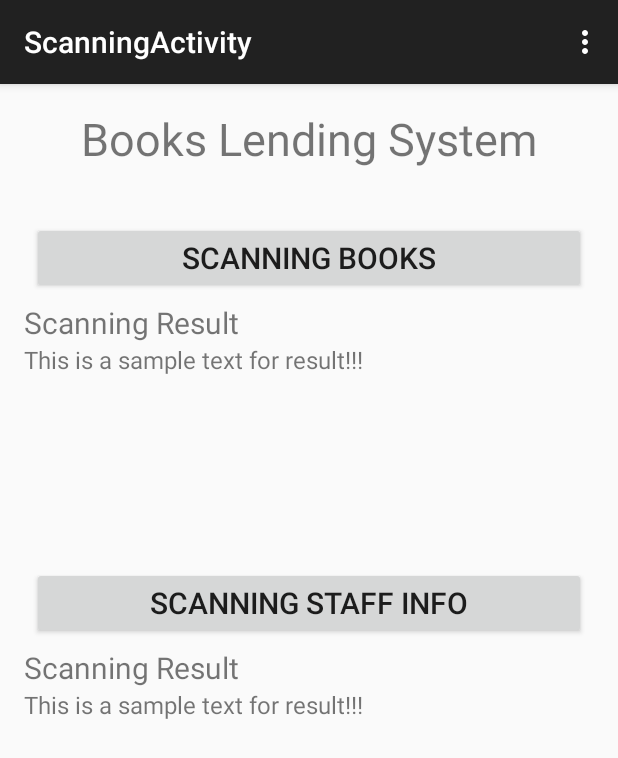
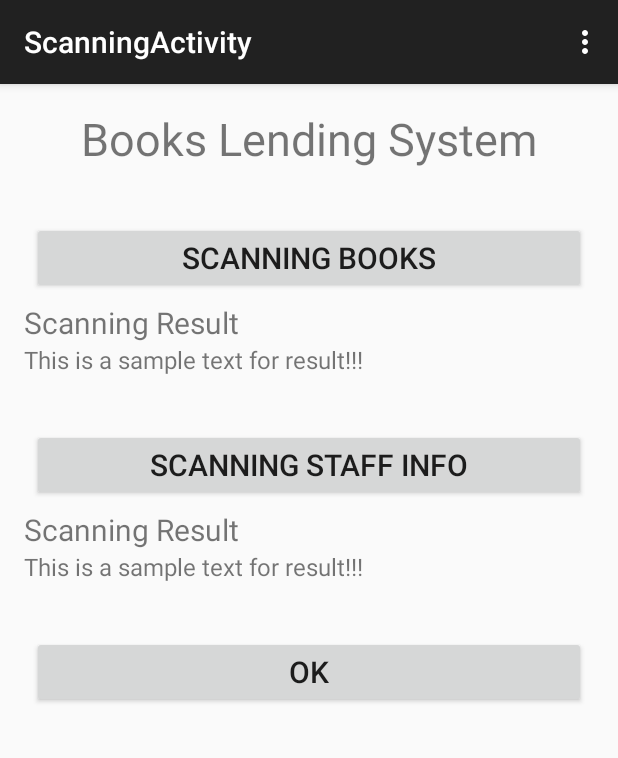
Before and after one commit to tancolo/wosaosao, an Android app: the ScanningActivity screen opened directly, with no data from a screen before it, on a phone screen of 412 x 824 dp. Shown: the top 758 px of the screen. Run offline under Robolectric (Android 15) with nearby library versions, the light colour scheme and no system bars.

Commit message:
change the function about class ScanningActivity.java

```diff
--- a/Wosaosao/app/src/main/java/com/ckt/shrimp/utils/BookUtil.java
+++ b/Wosaosao/app/src/main/java/com/ckt/shrimp/utils/BookUtil.java
@@ -30,6 +30,10 @@ public class BookUtil {
 
    public static final int RETURN_ERROR = -1;
    public static final int RETURN_OK = 1;
+   public static final int RESULT_ISBN = 1;
+   public static final int RESULT_STUFF = 2;
+    public static final String ISBN_START_STR = "978";
+
     /**
      * 请求某个url上的图片资源
      * @param String bmurl
--- a/Wosaosao/app/src/main/java/com/ckt/shrimp/wosaosao/ScanningActivity.java
+++ b/Wosaosao/app/src/main/java/com/ckt/shrimp/wosaosao/ScanningActivity.java
@@ -3,7 +3,7 @@ package com.ckt.shrimp.wosaosao;
 /** Now, this class is only use to scan ISBN and two-dimension code of staff.
  * But don't connect internet, only search info in Date base.
  * If you want to see the process of searching ISBN info by internet, Pls see @BooksPutIn.java.
- *
+ * And the 2d code don't use internet and DB.
  */
 import android.app.ProgressDialog;
 import android.os.Handler;
@@ -24,15 +24,15 @@ import com.ckt.shrimp.utils.*;
 
 
 public class ScanningActivity extends ActionBarActivity implements View.OnClickListener {
-    private Button mButtonScanISbn;
-    private Button mButtonScanStuff;
+    private Button mButtonScanISbn = null;
+    private Button mButtonScanStuff = null;
+    private Button mButtonOK = null;
 
-    private TextView mTextScanIsbn;
-    private TextView mTextScanStuff;
+    private TextView mTextScanIsbn = null;
+    private TextView mTextScanStaff = null;
+    private Book mBorrowedBookInfo = new Book();
 
     private static final String TAG = "DEBUG_SAO";
-
-    private ProgressDialog mProgressDialog;
 
     @Override
     protected void onCreate(Bundle savedInstanceState) {
@@ -42,33 +42,15 @@ public class ScanningActivity extends ActionBarActivity implements View.OnClickL
         //init the layout
         mButtonScanISbn = (Button)findViewById(R.id.scan_ISBN);
         mButtonScanStuff = (Button)findViewById(R.id.scan_staff_info);
+        mButtonOK = (Button)findViewById(R.id.book_lending_ok);
 
         mTextScanIsbn = (TextView)findViewById(R.id.scan_ISBN_result);
-        mTextScanStuff = (TextView)findViewById(R.id.scan_stuff_result);
+        mTextScanStaff = (TextView)findViewById(R.id.scan_stuff_result);
 
         mButtonScanISbn.setOnClickListener(this);
         mButtonScanStuff.setOnClickListener(this);
+        mButtonOK.setOnClickListener(this);
     }
-
-    private Handler mHandler = new Handler(){
-        @Override
-        public void handleMessage(Message msg) {
-            // TODO Auto-generated method stub
-            super.handleMessage(msg);
-
-            Book book = (Book)msg.obj;
-            //进度条消失
-            mProgressDialog.dismiss();
-            if (book == null) {
-                Toast.makeText(ScanningActivity.this, "没有找到这本书", Toast.LENGTH_LONG).show();
-            }else {
-                //should show the info of this book.
-                //at present only focus on below info:
-                //ISBN, name, author, publisher, price.
-                format2text(book);
-            }
-        }
-    };
 
     @Override
     public void onClick(View view) {
@@ -78,13 +60,18 @@ public class ScanningActivity extends ActionBarActivity implements View.OnClickL
             case R.id.scan_ISBN:
                 //打开扫描界面扫描条形码
                 Intent openCameraIntent_ISBN = new Intent(ScanningActivity.this, CaptureActivity.class);
-                startActivityForResult(openCameraIntent_ISBN, RESULT_ISBN);
+                startActivityForResult(openCameraIntent_ISBN, BookUtil.RESULT_ISBN);
                 break;
             case R.id.scan_staff_info:
                 //call zxing API
                 //打开扫描界面扫描二维码
                 Intent openCameraIntent_stuff = new Intent(ScanningActivity.this, CaptureActivity.class);
-                startActivityForResult(openCameraIntent_stuff, RESULT_STUFF);
+                startActivityForResult(openCameraIntent_stuff, BookUtil.RESULT_STUFF);
+                break;
+            case R.id.book_lending_ok:
+                //update the book info and borrower's info to DB
+                //need jerry to implement.
+                Toast.makeText(ScanningActivity.this, "need jerry to implement", Toast.LENGTH_LONG).show();
                 break;
             default:
                 break;
@@ -97,52 +84,39 @@ public class ScanningActivity extends ActionBarActivity implements View.OnClickL
         super.onActivityResult(requestCode, resultCode, data);
 
         log("requestCode = " + requestCode +", resultCode = " + resultCode);
-        //处理扫描结果（在界面上显示）仅仅是用于测试，后续有显示的地方
+        //Here, we only get the isbn or 2d code info!!!
         if (resultCode == RESULT_OK) {
             Bundle bundle = data.getExtras();
             String scanResult = bundle.getString("result");
-            if (RESULT_ISBN == requestCode) {// value 1 means ISBN.
-                //mTextScanIsbn.setText(scanResult);
-                //判断网络是否连接
-                if(BookUtil.isNetworkConnected(this)){
-                    mProgressDialog = new ProgressDialog(this);
-                    mProgressDialog.setMessage("请稍候，正在读取信息...");
-                    mProgressDialog.show();
-                    String urlstr = "https://api.douban.com/v2/book/isbn/:"+scanResult;
-                    log("urlstr : " + urlstr);
+            boolean isIsbn = scanResult.substring(0, 3).equals(BookUtil.ISBN_START_STR);//Isbn start with "978"
+            log("isIsbn = " + isIsbn +",  sub(0, 3) = " + scanResult.substring(0, 3));
 
-                    //扫到ISBN后，启动下载线程下载图书信息
-                    new LoadParseBookThread(urlstr).start();
-                }else {
-                    Toast.makeText(this, "网络异常，请检查你的网络连接", Toast.LENGTH_LONG).show();
+            if (BookUtil.RESULT_ISBN == requestCode) {// value 1 means ISBN.
+                mTextScanIsbn.setText(scanResult);
+                //should search Book's info in DataBase.
+                //Need 2 filed: book's isbn, book category id(only one per book).
+                //At present, for testing, I only get the book's isbn to search book's info in DB.
+                //The category id, need to be created later.
+                if (isIsbn) {
+                    mBorrowedBookInfo.setISBN(scanResult);
+                    //mBorrowedBookInfo.setBookCategoryId("CKT-CD YF-BC-001");//only test.
+                    //call function of searching DB.
+                    searchInfoByBookId(mBorrowedBookInfo);
                 }
+
             }else { // value 2 means two dimension code about stuff info.
-                mTextScanStuff.setText(scanResult);
+                mTextScanStaff.setText(scanResult);//for showing staff info
+                //parser the scan result.
+                if(BookUtil.RETURN_OK != ParseAndWriteInfo.parseStaffInfo(scanResult, mBorrowedBookInfo)) {
+                    Toast.makeText(ScanningActivity.this, "获取职员二维码信息有误，请重新扫描", Toast.LENGTH_LONG).show();
+                }
             }
         }
     }
 
-    private class LoadParseBookThread extends Thread {
-        private String url;
-
-        //通过构造函数传递url地址
-        public LoadParseBookThread(String urlstr) {
-            url = urlstr;
-        }
-
-        public void run() {
-            log("LoadParseBookThread run(): url = " + url);
-            Message msg = Message.obtain();
-            String result = BookUtil.getHttpRequest(url);
-            try {
-                Book book = new BookUtil().parseBookInfo(result);
-                //给主线程UI界面发消息，提醒下载信息，解析信息完毕
-                msg.obj = book;
-            } catch (Exception e) {
-                e.printStackTrace();
-            }
-            mHandler.sendMessage(msg);
-        }
+    private void searchInfoByBookId(Book sBook) {
+        //need jerry to implement.
+        Toast.makeText(ScanningActivity.this, "need jerry to implement", Toast.LENGTH_LONG).show();
     }
 
     @Override
@@ -168,14 +142,13 @@ public class ScanningActivity extends ActionBarActivity implements View.OnClickL
     }
 
     public static void log(String str) {
-        Log.d(TAG, str);
+        Log.e(TAG, str);
     }
 
     private void format2text(Book book) {
         //mTextScanIsbn;
         //at present only focus on below info:
         //ISBN, title and subtitle, author, publisher, price.
-
         String scanResult = "";
         //isbn
         scanResult += book.getISBN();
--- a/Wosaosao/app/src/main/res/layout/activity_scaning.xml
+++ b/Wosaosao/app/src/main/res/layout/activity_scaning.xml
@@ -19,7 +19,7 @@
         android:id="@+id/scan_books_container"
         android:layout_below="@id/app_title"
         android:layout_width="fill_parent"
-        android:layout_height="200dp"
+        android:layout_height="wrap_content"
         android:layout_marginTop="30dp"
         android:orientation="vertical"
         >
@@ -53,7 +53,7 @@
         android:id="@+id/scan_staff_container"
         android:layout_below="@id/scan_books_container"
         android:layout_width="fill_parent"
-        android:layout_height="200dp"
+        android:layout_height="wrap_content"
         android:layout_marginTop="30dp"
         android:orientation="vertical"
         >
@@ -81,5 +81,22 @@
             android:text="@string/scan_result_sample"
             />
     </LinearLayout>
+    <LinearLayout
+        android:id="@+id/book_lending_container"
+        android:layout_below="@id/scan_staff_container"
+        android:layout_width="fill_parent"
+        android:layout_height="wrap_content"
+        android:layout_marginTop="30dp"
+        android:orientation="vertical"
+        >
+        <Button
+            android:id="@+id/book_lending_ok"
+            android:layout_width="fill_parent"
+            android:layout_height="wrap_content"
+            android:text="@string/lending_ok"
+            android:textSize="20sp"
+            android:layout_margin="5dp"
+            />
+    </LinearLayout>
 
 </RelativeLayout>
--- a/Wosaosao/app/src/main/res/values/strings.xml
+++ b/Wosaosao/app/src/main/res/values/strings.xml
@@ -60,4 +60,7 @@
     <!-- jerry add -->
     <string name="borrow_success">borrow success......</string>
 
+    <!-- add the string for ScanningActivity's button book_lending_ok-->
+    <string name="lending_ok">OK</string>
+
 </resources>
```
